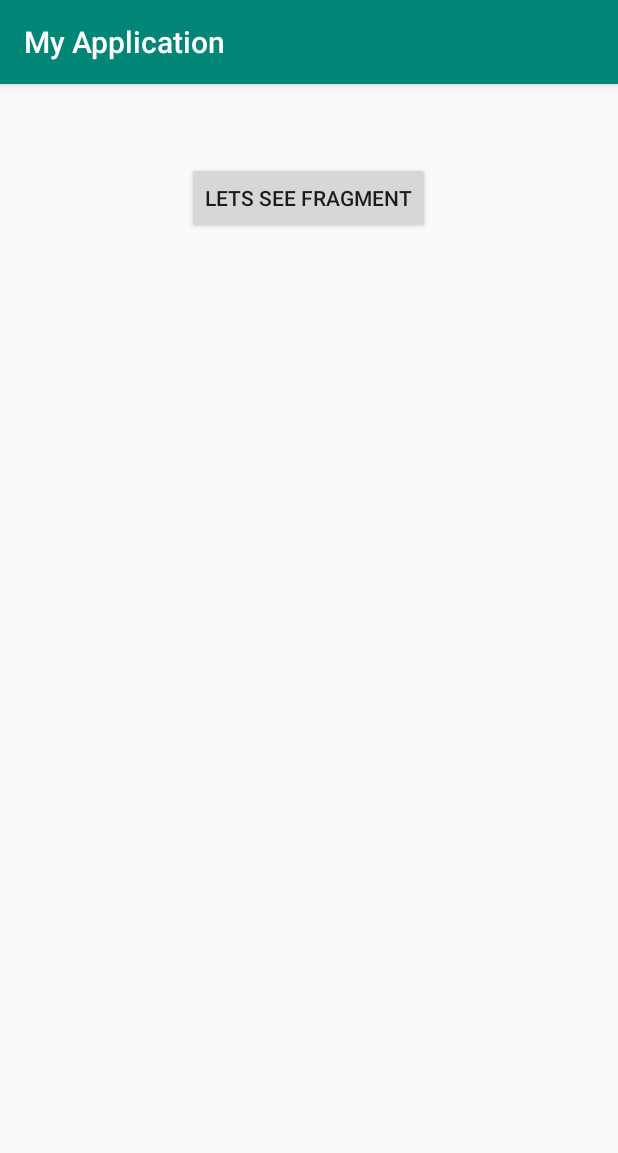
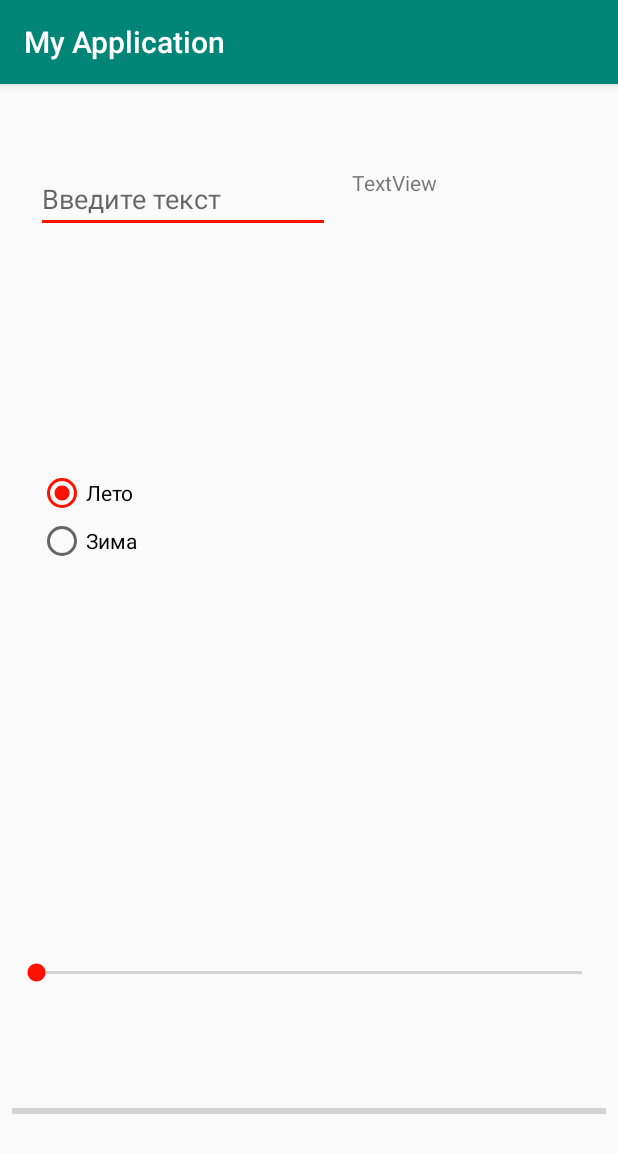
Before and after one commit to ivanbeshka/android_1, an Android app: the screen it shows after launch (Main3Activity before the commit, MainActivity after it), on a phone screen of 412 x 824 dp. Shown: the top 1153 px of the screen. Run offline under Robolectric (Android 15) with nearby library versions, the phone set to English and light mode, and no system bars.

Commit message:
Дз №6

```diff
--- a/MyApplication/app/src/main/AndroidManifest.xml
+++ b/MyApplication/app/src/main/AndroidManifest.xml
@@ -9,16 +9,13 @@
         android:roundIcon="@mipmap/ic_launcher_round"
         android:supportsRtl="true"
         android:theme="@style/AppTheme">
-        <activity android:name=".Main3Activity">
+        <activity android:name=".MainActivity">
             <intent-filter>
                 <action android:name="android.intent.action.MAIN" />
 
                 <category android:name="android.intent.category.LAUNCHER" />
             </intent-filter>
         </activity>
-        <activity android:name=".Main2Activity">
-        </activity>
-        <activity android:name=".MainActivity"></activity>
     </application>
 
 </manifest>
--- a/MyApplication/app/src/main/java/com/example/myapplication/Main3Activity.java
+++ /dev/null
@@ -1,27 +0,0 @@
-package com.example.myapplication;
-
-import android.support.v4.app.Fragment;
-import android.support.v7.app.AppCompatActivity;
-import android.os.Bundle;
-import android.view.View;
-import android.widget.FrameLayout;
-
-public class Main3Activity extends AppCompatActivity {
-
-    FrameLayout frameLayout;
-
-    @Override
-    protected void onCreate(Bundle savedInstanceState) {
-        super.onCreate(savedInstanceState);
-        setContentView(R.layout.activity_main3);
-
-        frameLayout = findViewById(R.id.fl_WOW);
-    }
-
-    public void onClickButton(View view) {
-        Fragment fragmentWOW = new Fragment3();
-
-        getSupportFragmentManager().beginTransaction()
-                .replace(R.id.fl_WOW,fragmentWOW).commit();
-    }
-}
--- a/MyApplication/app/src/main/java/com/example/myapplication/MainActivity.java
+++ b/MyApplication/app/src/main/java/com/example/myapplication/MainActivity.java
@@ -4,49 +4,66 @@ import android.os.Bundle;
 import android.os.PersistableBundle;
 import android.support.v7.app.AppCompatActivity;
 import android.util.Log;
+import android.view.View;
+import android.widget.EditText;
+import android.widget.ProgressBar;
+import android.widget.RadioButton;
+import android.widget.SeekBar;
+import android.widget.TextView;
 
 import com.example.myapplication.R;
 
-public class MainActivity extends AppCompatActivity {
+public class MainActivity extends AppCompatActivity implements SeekBar.OnSeekBarChangeListener {
 
-
-    private static final String TAG = "MainActivity";
+    private EditText editText;
+    private TextView textView;
+    private RadioButton radioButton_zima;
+    private RadioButton radioButton_leto;
+    private ProgressBar progressBar_zima_leto;
+    private SeekBar seekBar;
+    private ProgressBar progressBarWithSeekBar;
 
     @Override
     protected void onCreate(Bundle savedInstanceState) {
         super.onCreate(savedInstanceState);
         setContentView(R.layout.activity_main);
-        Log.d(TAG, "onCreate: ");
+
+        editText = findViewById(R.id.editText);
+        textView = findViewById(R.id.textView);
+        radioButton_zima = findViewById(R.id.rb_zima);
+        radioButton_leto = findViewById(R.id.rb_leto);
+        progressBar_zima_leto = findViewById(R.id.pb_zima_leto);
+        progressBarWithSeekBar = findViewById(R.id.progressBarWithSeekBar);
+
+        final SeekBar seekBar = findViewById(R.id.seekBar);
+        seekBar.setOnSeekBarChangeListener(this);
+    }
+
+
+    public void onClickET(View view) {
+        textView.setText(editText.getText().toString());
+    }
+
+    public void onClickRBLeto(View view) {
+
+        progressBar_zima_leto.setVisibility(View.INVISIBLE);
+    }
+
+    public void onClickRBZima(View view) {
+        progressBar_zima_leto.setVisibility(View.VISIBLE);
     }
 
     @Override
-    protected void onStart() {
-        super.onStart();
-        Log.d(TAG, "onStart: ");
+    public void onProgressChanged(SeekBar seekBar, int progress, boolean fromUser) {
     }
 
     @Override
-    protected void onPause() {
-        super.onPause();
-        Log.d(TAG, "onPause: ");
+    public void onStartTrackingTouch(SeekBar seekBar) {
+
     }
 
     @Override
-    protected void onResume() {
-        super.onResume();
-        Log.d(TAG, "onResume: ");
+    public void onStopTrackingTouch(SeekBar seekBar) {
+        progressBarWithSeekBar.setProgress(seekBar.getProgress());
     }
-
-    @Override
-    protected void onStop() {
-        super.onStop();
-        Log.d(TAG, "onStop: ");
-    }
-
-    @Override
-    protected void onDestroy() {
-        super.onDestroy();
-        Log.d(TAG, "onDestroy: ");
-    }
-
 }
--- a/MyApplication/app/src/main/res/layout/activity_main.xml
+++ b/MyApplication/app/src/main/res/layout/activity_main.xml
@@ -1,19 +1,111 @@
 <?xml version="1.0" encoding="utf-8"?>
-<FrameLayout xmlns:android="http://schemas.android.com/apk/res/android"
+<android.support.constraint.ConstraintLayout xmlns:android="http://schemas.android.com/apk/res/android"
+    xmlns:app="http://schemas.android.com/apk/res-auto"
     xmlns:tools="http://schemas.android.com/tools"
     android:layout_width="match_parent"
     android:layout_height="match_parent"
-    android:orientation="vertical"
     tools:context="com.example.myapplication.MainActivity">
 
 
-        <fragment
-            android:id="@+id/main_fragment"
-            android:name="com.example.myapplication.MainFragment"
-            android:layout_width="match_parent"
-            android:layout_height="match_parent"
-            tools:layout="@layout/fragment_main">
+        <TextView
+            android:id="@+id/textView"
+            android:layout_width="164dp"
+            android:layout_height="93dp"
+            android:layout_marginStart="8dp"
+            android:layout_marginTop="56dp"
+            android:layout_marginEnd="8dp"
+            android:text="TextView"
+            app:layout_constraintEnd_toEndOf="parent"
+            app:layout_constraintHorizontal_bias="0.578"
+            app:layout_constraintStart_toEndOf="@+id/editText"
+            app:layout_constraintTop_toTopOf="parent" />
 
-        </fragment>
+        <EditText
+            android:id="@+id/editText"
+            android:layout_width="196dp"
+            android:layout_height="43dp"
+            android:layout_marginStart="24dp"
+            android:layout_marginTop="56dp"
+            android:hint="Введите текст"
+            android:inputType="text"
+            android:onClick="onClickET"
+            app:layout_constraintStart_toStartOf="parent"
+            app:layout_constraintTop_toTopOf="parent" />
 
-</FrameLayout>
+        <RadioGroup
+            android:layout_width="130dp"
+            android:layout_height="63dp"
+            android:layout_marginStart="8dp"
+            android:layout_marginEnd="8dp"
+            android:layout_marginBottom="448dp"
+            app:layout_constraintBottom_toBottomOf="parent"
+            app:layout_constraintEnd_toEndOf="parent"
+            app:layout_constraintHorizontal_bias="0.064"
+            app:layout_constraintStart_toStartOf="parent">
+
+                <RadioButton
+                    android:id="@+id/rb_leto"
+                    android:layout_width="match_parent"
+                    android:layout_height="wrap_content"
+                    android:checked="true"
+                    android:onClick="onClickRBLeto"
+                    android:text="Лето" />
+
+                <RadioButton
+                    android:id="@+id/rb_zima"
+                    android:layout_width="match_parent"
+                    android:layout_height="wrap_content"
+                    android:onClick="onClickRBZima"
+                    android:text="Зима" />
+        </RadioGroup>
+
+        <ProgressBar
+            android:id="@+id/pb_zima_leto"
+            style="?android:attr/progressBarStyle"
+            android:layout_width="wrap_content"
+            android:layout_height="wrap_content"
+            android:layout_marginStart="8dp"
+            android:layout_marginTop="8dp"
+            android:layout_marginEnd="8dp"
+            android:layout_marginBottom="8dp"
+            android:visibility="invisible"
+            app:layout_constraintBottom_toBottomOf="parent"
+            app:layout_constraintEnd_toEndOf="parent"
+            app:layout_constraintStart_toStartOf="parent"
+            app:layout_constraintTop_toTopOf="parent" />
+
+        <SeekBar
+            android:id="@+id/seekBar"
+            android:layout_width="0dp"
+            android:layout_height="wrap_content"
+            android:layout_marginStart="8dp"
+            android:layout_marginTop="8dp"
+            android:layout_marginEnd="8dp"
+            android:max="100"
+
+            android:progress="0"
+            app:layout_constraintBottom_toBottomOf="parent"
+            app:layout_constraintEnd_toEndOf="parent"
+            app:layout_constraintStart_toStartOf="parent"
+            app:layout_constraintTop_toBottomOf="@+id/pb_zima_leto" />
+
+        <ProgressBar
+            android:id="@+id/progressBarWithSeekBar"
+            style="?android:attr/progressBarStyleHorizontal"
+            android:layout_width="0dp"
+            android:layout_height="61dp"
+            android:layout_marginStart="8dp"
+            android:layout_marginTop="8dp"
+            android:layout_marginEnd="8dp"
+            android:layout_marginBottom="8dp"
+            android:max="100"
+            android:orientation="horizontal"
+            android:progress="0"
+            app:layout_constraintBottom_toBottomOf="parent"
+            app:layout_constraintEnd_toEndOf="parent"
+            app:layout_constraintHorizontal_bias="0.497"
+            app:layout_constraintStart_toStartOf="parent"
+            app:layout_constraintTop_toBottomOf="@+id/seekBar" />
+
+
+</android.support.constraint.ConstraintLayout>
--- a/MyApplication/app/src/main/res/layout/activity_main3.xml
+++ /dev/null
@@ -1,31 +0,0 @@
-<?xml version="1.0" encoding="utf-8"?>
-<android.support.constraint.ConstraintLayout xmlns:android="http://schemas.android.com/apk/res/android"
-    xmlns:app="http://schemas.android.com/apk/res-auto"
-    xmlns:tools="http://schemas.android.com/tools"
-    android:layout_width="match_parent"
-    android:layout_height="match_parent"
-    tools:context=".Main3Activity">
-
-    <Button
-        android:layout_width="wrap_content"
-        android:layout_height="wrap_content"
-        android:layout_marginStart="8dp"
-        android:layout_marginTop="52dp"
-        android:layout_marginEnd="8dp"
-        app:layout_constraintEnd_toEndOf="parent"
-        app:layout_constraintHorizontal_bias="0.498"
-        app:layout_constraintStart_toStartOf="parent"
-        app:layout_constraintTop_toTopOf="parent"
-        android:text="Lets see fragment"
-        android:onClick="onClickButton"/>
-
-    <FrameLayout
-        android:layout_width="match_parent"
-        android:layout_height="match_parent"
-        tools:context=".Fragment3"
-        android:id="@+id/fl_WOW">
-
-
-    </FrameLayout>
-
-</android.support.constraint.ConstraintLayout>
```
Also changed, not shown: MyApplication/app/src/main/java/com/example/myapplication/Fragment3.java (deleted, +0 -25 lines), MyApplication/app/src/main/java/com/example/myapplication/Main2Activity.java (deleted, +0 -13 lines), MyApplication/app/src/main/java/com/example/myapplication/Main2Fragment1.java (deleted, +0 -26 lines), MyApplication/app/src/main/java/com/example/myapplication/Main2Fragment2.java (deleted, +0 -26 lines), MyApplication/app/src/main/java/com/example/myapplication/MainFragment.java (deleted, +0 -86 lines), MyApplication/app/src/main/res/layout-land/activity_main2.xml (deleted, +0 -29 lines), MyApplication/app/src/main/res/layout/activity_main2.xml (deleted, +0 -29 lines), MyApplication/app/src/main/res/layout/constraint_layout.xml (added, +51 -0 lines), MyApplication/app/src/main/res/layout/fragment_fragment3.xml (deleted, +0 -15 lines), MyApplication/app/src/main/res/layout/fragment_main.xml (deleted, +0 -13 lines), MyApplication/app/src/main/res/layout/fragment_main2_fragment1.xml (deleted, +0 -13 lines), MyApplication/app/src/main/res/layout/fragment_main2_fragment2.xml (deleted, +0 -13 lines), MyApplication/app/src/main/res/layout/relative_layout.xml (added, +46 -0 lines).
